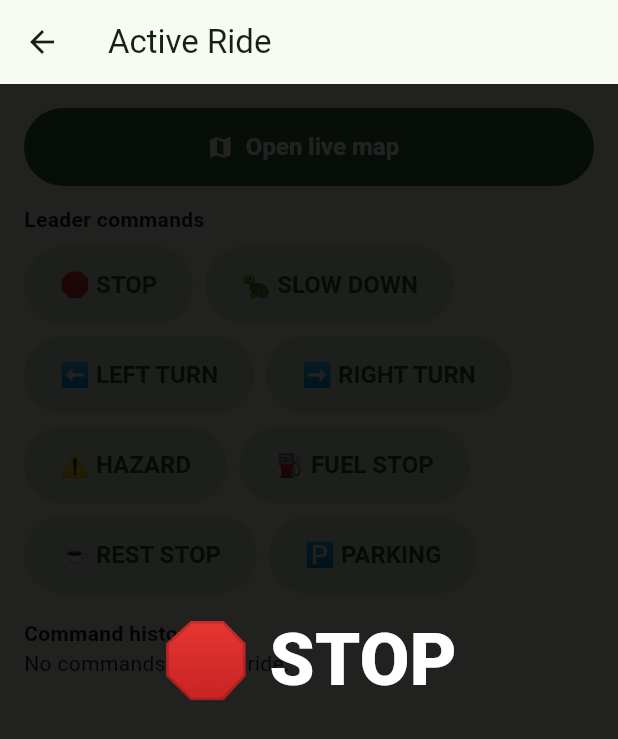
After one commit to Alok-Ydvv/RideSync, a Flutter app: the ActiveRideScreen screen opened directly, after a tap on "🛑 STOP", on a phone screen of 412 x 824 dp. The commit adds this screen. Shown: the top 739 px of the screen. Run offline on Flutter 3.47's test engine with Material 3 defaults, Android fonts, the phone set to English and light mode, and no system bars; our stand-ins replace firebase_core, flutter_dotenv, flutter_map, flutter_riverpod, geolocator, image_picker and 4 more; accounts and stored records are empty.

Commit message:
fix(ride): lobby reset + feat(chat): leader commands broadcast + group chat text/photo/pin

```diff
--- /dev/null
+++ b/lib/data/models/chat_models.dart
@@ -0,0 +1,66 @@
+/// Phase 1 chat + command models. Mirrors Supabase: messages, commands.
+/// PTT deferred to Phase 2; voice notes are Storage URLs with type=voice.
+class ChatMessage {
+  final String id;
+  final String groupId;
+  final String senderId;
+  final String type; // text | image | voice | location
+  final String content;
+  final DateTime sentAt;
+  final bool offline;
+
+  const ChatMessage({
+    required this.id,
+    required this.groupId,
+    required this.senderId,
+    this.type = 'text',
+    required this.content,
+    required this.sentAt,
+    this.offline = false,
+  });
+
+  factory ChatMessage.fromJson(Map<String, dynamic> j) => ChatMessage(
+        id: j['id'] as String,
+        groupId: j['group_id'] as String,
+        senderId: j['sender_id'] as String,
+        type: (j['message_type'] ?? 'text') as String,
+        content: (j['content'] ?? '') as String,
+        sentAt: DateTime.parse(j['sent_at'] as String),
+        offline: (j['is_offline_message'] ?? false) as bool,
+      );
+}
+
+class LeaderCommand {
+  final String id;
+  final String rideId;
+  final String senderId;
+  final String type; // stop|slow|left|right|hazard|fuel|rest|parking
+  final DateTime sentAt;
+
+  const LeaderCommand({
+    required this.id,
+    required this.rideId,
+    required this.senderId,
+    required this.type,
+    required this.sentAt,
+  });
+
+  factory LeaderCommand.fromJson(Map<String, dynamic> j) => LeaderCommand(
+        id: j['id'] as String,
+        rideId: j['ride_id'] as String,
+        senderId: j['sender_id'] as String,
+        type: (j['command_type'] ?? 'slow') as String,
+        sentAt: DateTime.parse(j['sent_at'] as String),
+      );
+
+  static const labels = {
+    'stop': '🛑 STOP',
+    'slow': '🐢 SLOW DOWN',
+    'left': '⬅️ LEFT TURN',
+    'right': '➡️ RIGHT TURN',
+    'hazard': '⚠️ HAZARD',
+    'fuel': '⛽ FUEL STOP',
+    'rest': '☕ REST STOP',
+    'parking': '🅿️ PARKING',
+  };
+}
--- /dev/null
+++ b/lib/presentation/providers/chat_provider.dart
@@ -0,0 +1,13 @@
+import 'package:flutter_riverpod/flutter_riverpod.dart';
+
+import '../../data/models/chat_models.dart';
+import '../../data/repositories/chat_repository.dart';
+
+final chatRepositoryProvider = Provider<ChatRepository>((ref) => ChatRepository());
+
+/// Local-first lists (Supabase fetch when online, seeded demo otherwise).
+final messagesProvider = StateProvider<List<ChatMessage>>((ref) => []);
+final commandsProvider = StateProvider<List<LeaderCommand>>((ref) => []);
+
+/// Fullscreen command overlay (3s) + audio + vibration. Null = no alert.
+final activeCommandProvider = StateProvider<String?>((ref) => null);
--- /dev/null
+++ b/lib/presentation/screens/ride/active_ride_screen.dart
@@ -0,0 +1,127 @@
+import 'dart:async';
+import 'package:flutter/material.dart';
+import 'package:flutter/services.dart';
+import 'package:flutter_riverpod/flutter_riverpod.dart';
+
+import '../../providers/chat_provider.dart';
+import '../../providers/ride_provider.dart';
+import '../../providers/auth_provider.dart';
+import '../../../data/models/chat_models.dart';
+import '../map/map_screen.dart';
+
+/// Active Ride: map entry + leader command bar + fullscreen 3s alert +
+/// vibration + history. Broadcast-first, DB-backed.
+class ActiveRideScreen extends ConsumerStatefulWidget {
+  const ActiveRideScreen({super.key});
+  @override
+  ConsumerState<ActiveRideScreen> createState() => _ActiveRideScreenState();
+}
+
+class _ActiveRideScreenState extends ConsumerState<ActiveRideScreen> {
+  Timer? _clear;
+
+  Future<void> _send(String type) async {
+    final ride = ref.read(activeRideProvider);
+    final uid = ref.read(authRepositoryProvider).session?.user.id;
+    // Local overlay always (works offline in demo).
+    ref.read(activeCommandProvider.notifier).state = type;
+    HapticFeedback.heavyImpact();
+    _clear?.cancel();
+    _clear = Timer(const Duration(seconds: 3), () {
+      ref.read(activeCommandProvider.notifier).state = null;
+    });
+    if (ride == null || uid == null) return;
+    try {
+      await ref.read(chatRepositoryProvider).sendCommand(
+            rideId: ride.id,
+            senderId: uid,
+            type: type,
+          );
+      final hist = await ref
+          .read(chatRepositoryProvider)
+          .fetchCommands(ride.id);
+      ref.read(commandsProvider.notifier).state = hist;
+    } catch (_) {
+      // Offline: overlay + local history still shown.
+      final local = LeaderCommand(
+        id: 'local-${DateTime.now().millisecondsSinceEpoch}',
+        rideId: ride.id,
+        senderId: uid,
+        type: type,
+        sentAt: DateTime.now(),
+      );
+      ref.read(commandsProvider.notifier).state = [local, ...ref.read(commandsProvider)];
+    }
+  }
+
+  @override
+  void dispose() {
+    _clear?.cancel();
+    super.dispose();
+  }
+
+  @override
+  Widget build(BuildContext context) {
+    final active = ref.watch(activeCommandProvider);
+    final hist = ref.watch(commandsProvider);
+    return Scaffold(
+      appBar: AppBar(title: const Text('Active Ride')),
+      body: Stack(
+        children: [
+          ListView(
+            padding: const EdgeInsets.all(16),
+            children: [
+              FilledButton.icon(
+                onPressed: () => Navigator.of(context).push(
+                  MaterialPageRoute(builder: (_) => const MapScreen()),
+                ),
+                icon: const Icon(Icons.map),
+                label: const Text('Open live map'),
+              ),
+              const SizedBox(height: 12),
+              const Text('Leader commands',
+                  style: TextStyle(fontWeight: FontWeight.w700)),
+              const SizedBox(height: 8),
+              Wrap(
+                spacing: 8,
+                runSpacing: 8,
+                children: [
+                  for (final e in LeaderCommand.labels.entries)
+                    FilledButton.tonal(
+                      onPressed: () => _send(e.key),
+                      child: Text(e.value),
+                    ),
+                ],
+              ),
+              const SizedBox(height: 16),
+              const Text('Command history',
+                  style: TextStyle(fontWeight: FontWeight.w700)),
+              for (final c in hist)
+                ListTile(
+                  dense: true,
+                  leading: const Icon(Icons.campaign),
+                  title: Text(LeaderCommand.labels[c.type] ?? c.type),
+                  subtitle: Text(c.sentAt.toLocal().toString()),
+                ),
+              if (hist.isEmpty)
+                const Text('No commands yet this ride.'),
+            ],
+          ),
+          if (active != null)
+            Container(
+              color: Colors.black87,
+              alignment: Alignment.center,
+              child: Text(
+                LeaderCommand.labels[active] ?? active,
+                style: const TextStyle(
+                    color: Colors.white,
+                    fontSize: 48,
+                    fontWeight: FontWeight.w900),
+                textAlign: TextAlign.center,
+              ),
+            ),
+        ],
+      ),
+    );
+  }
+}
```
Also changed, not shown: lib/data/repositories/chat_repository.dart (added, +81 -0 lines), lib/presentation/screens/chat/chat_screen.dart (added, +234 -0 lines), lib/presentation/screens/ride/group_lobby_screen.dart (+8 -6 lines).
